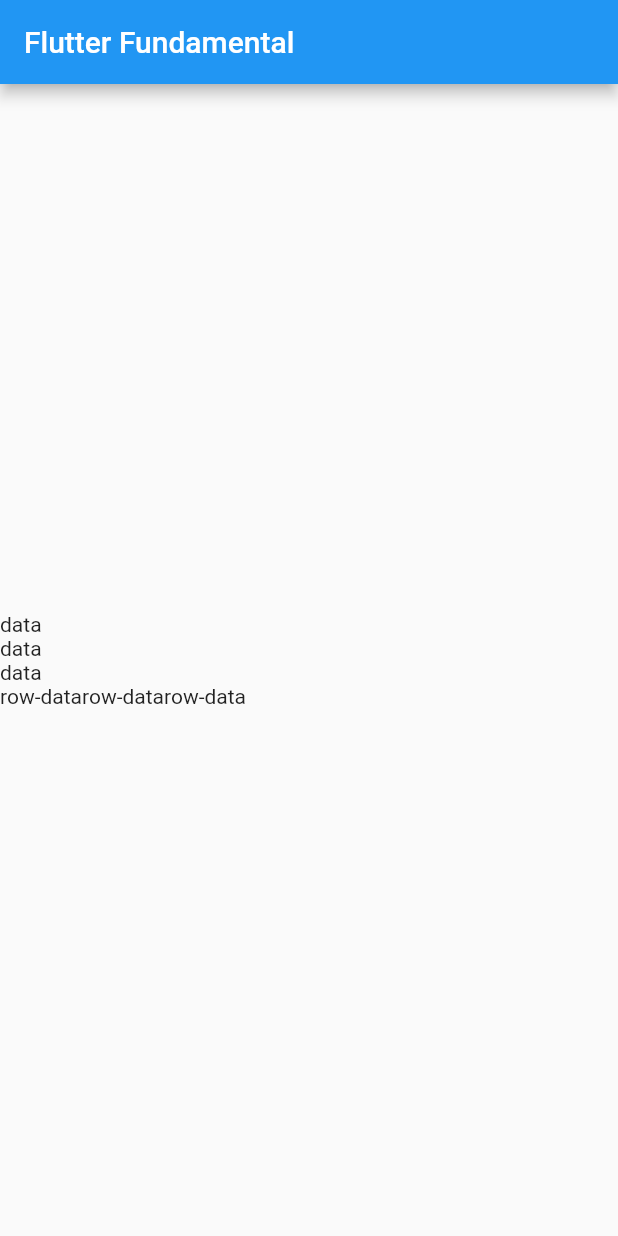
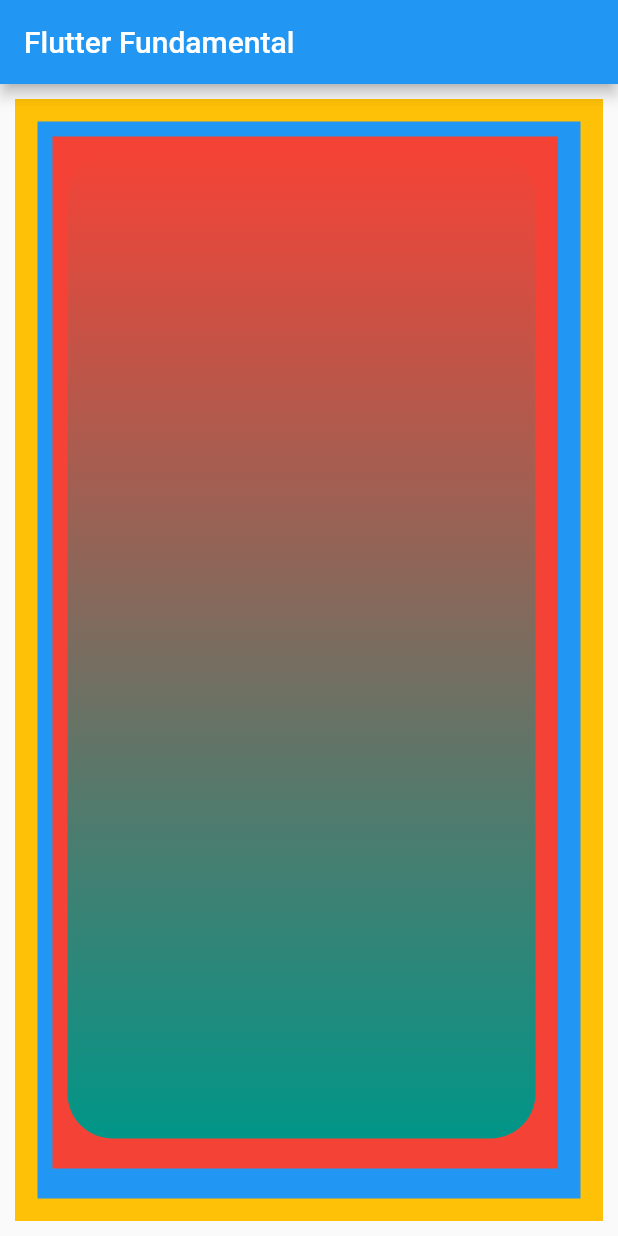
Before and after one commit to lewisccx/flutter_fundamental, a Flutter app: the screen it shows after launch, on a phone screen of 412 x 824 dp. Run offline on Flutter 3.47's test engine with Material 2 defaults, Android fonts, the light colour scheme and no system bars.

Commit message:
added container

```diff
--- a/lib/main.dart
+++ b/lib/main.dart
@@ -12,44 +12,29 @@
           appBar: AppBar(
             title: Text("Flutter Fundamental"),
           ),
-          body: Column(
-            //y-axis
-            mainAxisAlignment: MainAxisAlignment.center,
-            //x-axis
-            crossAxisAlignment: CrossAxisAlignment.start,
-            children: [
-              Text("data"),
-              Text("data"),
-              Text("data"),
-              Row(
-                //mainAxisAlignment: MainAxisAlignment.spaceAround,
-                children: <Widget>[
-                  Text("row-data"),
-                  Text("row-data"),
-                  Text("row-data"),
-                ],
-              )
-            ],
-          )
-          // Center(
-          //   child: Container(
-          //       color: Colors.lightBlue,
-          //       width: 150,
-          //       height: 50,
-          //       child: Text(
-          //         "Hello World, Are you ready for upcoming challenges",
-          //         maxLines: 3,
-          //         overflow: TextOverflow.visible,
-          //         softWrap: true,
-          //         textAlign: TextAlign.right,
-          //         style: TextStyle(
-          //             color: Colors.white,
-          //             fontStyle: FontStyle.italic,
-          //             fontWeight: FontWeight.w700,
-          //             fontSize: 16),
-          //       )),
-          // ),
-          ),
+          body: Container(
+            color: Colors.amber,
+            margin: EdgeInsets.all(10),
+            child: Container(
+                color: Colors.blue,
+                margin: EdgeInsets.all(15),
+                child: Container(
+                  color: Colors.red,
+                  margin: EdgeInsets.fromLTRB(10, 10, 15, 20),
+                  child: Container(
+                     margin:EdgeInsets.fromLTRB(10, 10, 15, 20),
+                    decoration: BoxDecoration(
+
+                        borderRadius: BorderRadius.circular(30),
+                         color: Colors.deepPurple.shade100,
+                        gradient: LinearGradient(
+                             begin: Alignment.bottomLeft,
+                            end: Alignment.topLeft,
+                            colors: <Color>[Colors.teal, Colors.red])
+                        ),
+                  ),
+                )),
+          )),
     );
   }
 }
```
